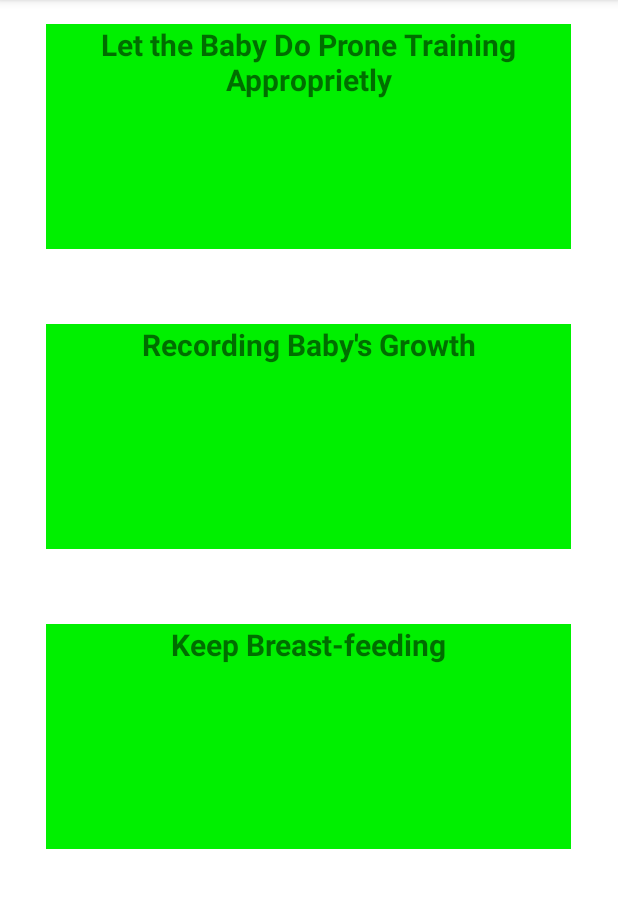
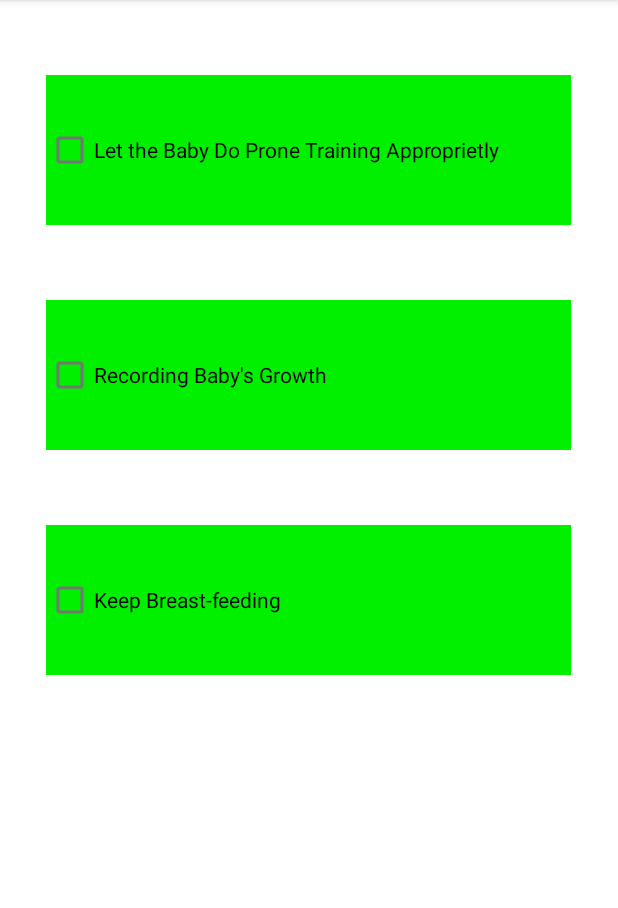
Before and after one commit to ted001/BabyCareApp, an Android app: the DailyMission screen opened directly, with no data from a screen before it, on a phone screen of 412 x 824 dp, the part 84-992 px from its top. Run offline under Robolectric (Android 15) with nearby library versions, the phone set to English and light mode, and no system bars.

Commit message:
Added checkbox to DailyMission.java

```diff
--- a/app/src/main/java/edu/neu/babycare/DailyMission.java
+++ b/app/src/main/java/edu/neu/babycare/DailyMission.java
@@ -3,6 +3,8 @@ package edu.neu.babycare;
 import androidx.appcompat.app.AppCompatActivity;
 
 import android.os.Bundle;
+import android.view.View;
+import android.widget.CheckBox;
 
 public class DailyMission extends AppCompatActivity {
 
@@ -10,5 +12,10 @@ public class DailyMission extends AppCompatActivity {
     protected void onCreate(Bundle savedInstanceState) {
         super.onCreate(savedInstanceState);
         setContentView(R.layout.activity_daily_mission);
+
+    }
+
+    public void onCheckboxClicked(View view) {
+        boolean checked = ((CheckBox) view).isChecked();
     }
 }
--- a/app/src/main/res/layout/activity_daily_mission.xml
+++ b/app/src/main/res/layout/activity_daily_mission.xml
@@ -6,50 +6,89 @@
     android:layout_height="match_parent"
     tools:context=".DailyMission">
 
-    <TextView
-        android:id="@+id/textView"
+    <CheckBox
+        android:id="@+id/checkbox_mission1"
         android:layout_width="350dp"
-        android:layout_height="150dp"
-        android:layout_marginTop="16dp"
+        android:layout_height="100dp"
+        android:layout_marginTop="50dp"
         android:background="@drawable/box"
+        android:onClick="onCheckboxClicked"
         android:text="Let the Baby Do Prone Training Approprietly"
-        android:textAlignment="center"
-        android:textSize="20dp"
-        android:textStyle="bold"
         app:layout_constraintEnd_toEndOf="parent"
         app:layout_constraintHorizontal_bias="0.491"
         app:layout_constraintStart_toStartOf="parent"
         app:layout_constraintTop_toTopOf="parent" />
 
-    <TextView
-        android:id="@+id/textView2"
+    <CheckBox
+        android:id="@+id/checkbox_mission2"
         android:layout_width="350dp"
-        android:layout_height="150dp"
+        android:layout_height="100dp"
         android:layout_marginTop="50dp"
+        android:background="@drawable/box"
+        android:onClick="onCheckboxClicked"
         android:text="Recording Baby's Growth"
-        android:textAlignment="center"
-        android:textSize="20dp"
-        android:textStyle="bold"
-        android:background="@drawable/box"
         app:layout_constraintEnd_toEndOf="parent"
         app:layout_constraintHorizontal_bias="0.491"
         app:layout_constraintStart_toStartOf="parent"
-        app:layout_constraintTop_toBottomOf="@+id/textView" />
+        app:layout_constraintTop_toBottomOf="@+id/checkbox_mission1" />
 
-    <TextView
-        android:id="@+id/textView3"
+    <CheckBox
+        android:id="@+id/checkbox_mission3"
         android:layout_width="350dp"
-        android:layout_height="150dp"
+        android:layout_height="100dp"
         android:layout_marginTop="50dp"
+        android:background="@drawable/box"
+        android:onClick="onCheckboxClicked"
         android:text="Keep Breast-feeding"
-        android:textAlignment="center"
-        android:textSize="20dp"
-        android:textStyle="bold"
-        android:background="@drawable/box"
         app:layout_constraintEnd_toEndOf="parent"
         app:layout_constraintHorizontal_bias="0.491"
         app:layout_constraintStart_toStartOf="parent"
-        app:layout_constraintTop_toBottomOf="@+id/textView2" />
+        app:layout_constraintTop_toBottomOf="@+id/checkbox_mission2" />
+
+    <!--    <TextView-->
+<!--        android:id="@+id/textView"-->
+<!--        android:layout_width="350dp"-->
+<!--        android:layout_height="150dp"-->
+<!--        android:layout_marginTop="16dp"-->
+<!--        android:background="@drawable/box"-->
+<!--        android:text="Let the Baby Do Prone Training Approprietly"-->
+<!--        android:textAlignment="center"-->
+<!--        android:textSize="20dp"-->
+<!--        android:textStyle="bold"-->
+<!--        app:layout_constraintEnd_toEndOf="parent"-->
+<!--        app:layout_constraintHorizontal_bias="0.491"-->
+<!--        app:layout_constraintStart_toStartOf="parent"-->
+<!--        app:layout_constraintTop_toTopOf="parent" />-->
+
+<!--    <TextView-->
+<!--        android:id="@+id/textView2"-->
+<!--        android:layout_width="350dp"-->
+<!--        android:layout_height="150dp"-->
+<!--        android:layout_marginTop="50dp"-->
+<!--        android:text="Recording Baby's Growth"-->
+<!--        android:textAlignment="center"-->
+<!--        android:textSize="20dp"-->
+<!--        android:textStyle="bold"-->
+<!--        android:background="@drawable/box"-->
+<!--        app:layout_constraintEnd_toEndOf="parent"-->
+<!--        app:layout_constraintHorizontal_bias="0.491"-->
+<!--        app:layout_constraintStart_toStartOf="parent"-->
+<!--        app:layout_constraintTop_toBottomOf="@+id/textView" />-->
+
+<!--    <TextView-->
+<!--        android:id="@+id/textView3"-->
+<!--        android:layout_width="350dp"-->
+<!--        android:layout_height="150dp"-->
+<!--        android:layout_marginTop="50dp"-->
+<!--        android:text="Keep Breast-feeding"-->
+<!--        android:textAlignment="center"-->
+<!--        android:textSize="20dp"-->
+<!--        android:textStyle="bold"-->
+<!--        android:background="@drawable/box"-->
+<!--        app:layout_constraintEnd_toEndOf="parent"-->
+<!--        app:layout_constraintHorizontal_bias="0.491"-->
+<!--        app:layout_constraintStart_toStartOf="parent"-->
+<!--        app:layout_constraintTop_toBottomOf="@+id/textView2" />-->
 
 
 </androidx.constraintlayout.widget.ConstraintLayout>
--- a/app/src/main/res/layout/activity_main.xml
+++ b/app/src/main/res/layout/activity_main.xml
@@ -11,7 +11,7 @@
         android:id="@+id/button1"
         android:layout_width="wrap_content"
         android:layout_height="wrap_content"
-        android:layout_marginBottom="112dp"
+        android:layout_marginBottom="80dp"
         android:text="Baby Pictures"
         app:layout_constraintBottom_toTopOf="@+id/daily_mission_title"
         app:layout_constraintEnd_toEndOf="parent"
```
